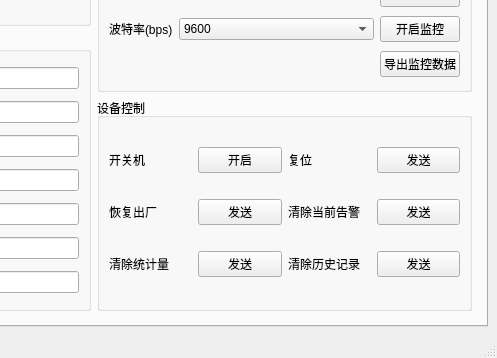
The window that ui/dc_layout.ui (xxxy-bit/SRNE_UP) describes before a commit, drawn with Qt 5; both pictures show x 684 to 1181 and y 170 to 528 of the 1181 by 528 pixel window.
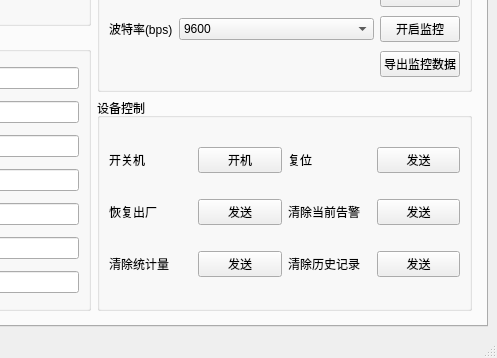
The same window after the commit.

What changed in the file:
```diff
--- a/ui/dc_layout.ui
+++ b/ui/dc_layout.ui
@@ -492,7 +492,7 @@
                  <item row="0" column="1">
                   <widget class="QPushButton" name="dc_onoff_power">
                    <property name="text">
-                    <string>开启</string>
+                    <string>开机</string>
                    </property>
                   </widget>
                  </item>
```
Left out of the diff: 4 changed lines with no effect on the pictures.
